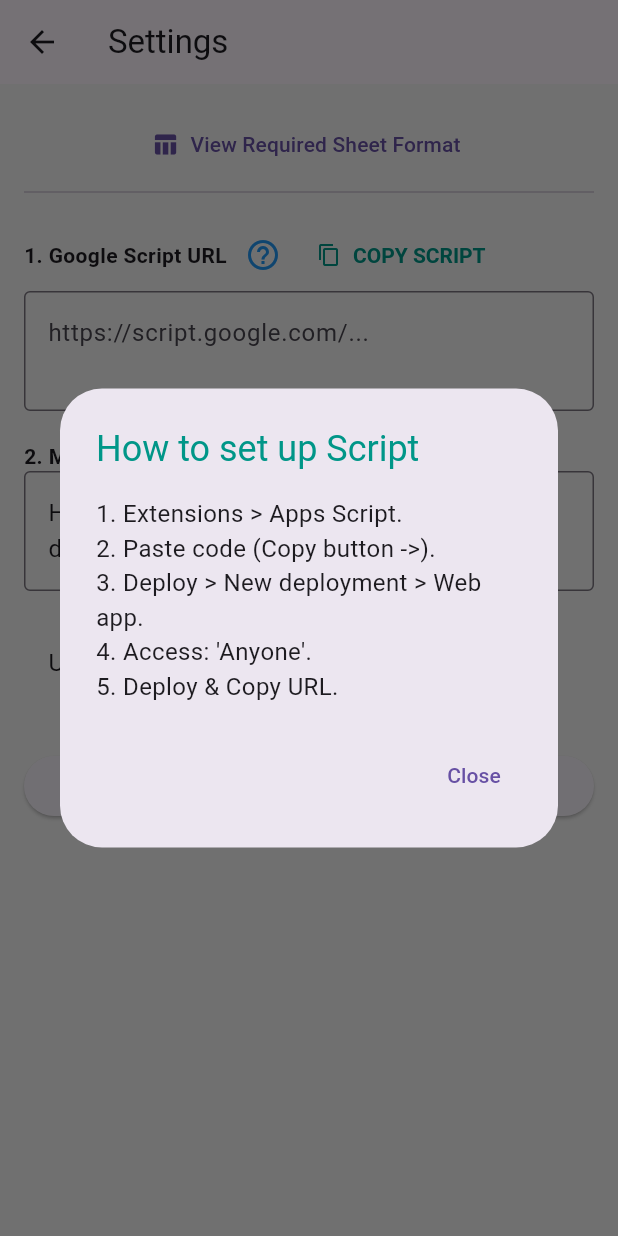
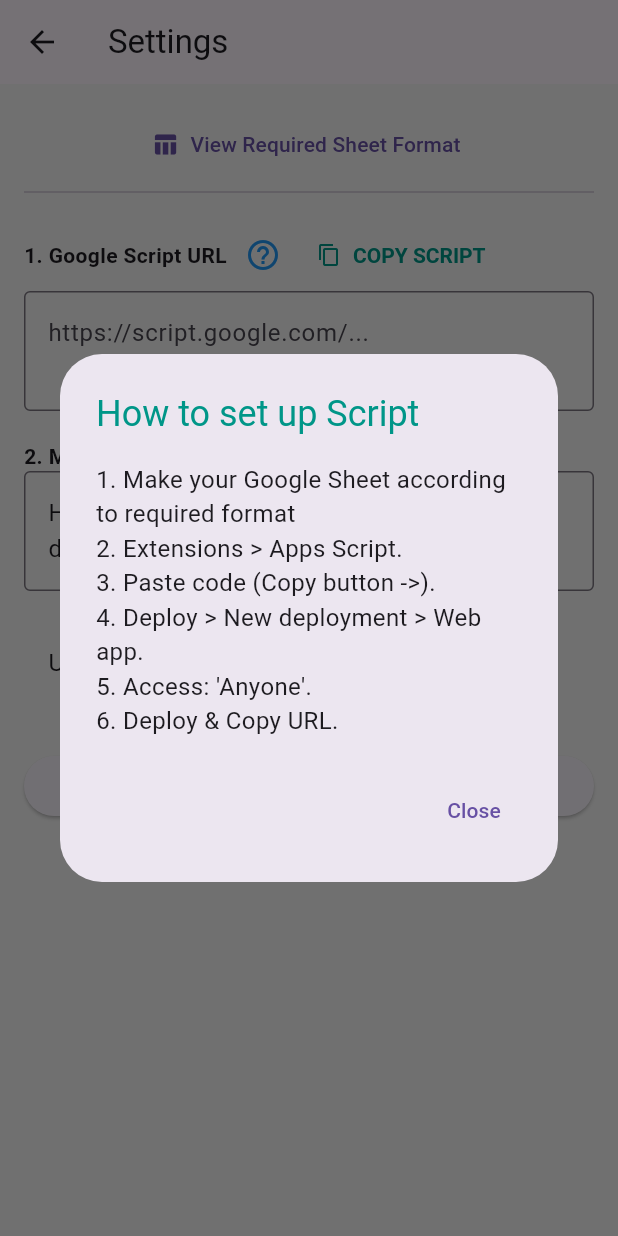
Before and after one commit to hemanth-saravanan/egg_delivery, a Flutter app: the screen it shows after launch, after a tap on the "help outline" icon, on a phone screen of 412 x 824 dp. Run offline on Flutter 3.47's test engine with Material 3 defaults, Android fonts, the phone set to English and light mode, and no system bars; our stand-ins replace geolocator, shared_preferences.

Commit message:
Edited text instructions and copy-paste script

```diff
--- a/lib/main.dart
+++ b/lib/main.dart
@@ -10,37 +10,72 @@
 
 // --- THE NEW GOOGLE APPS SCRIPT CODE (Includes doGet) ---
 const String _googleScriptCode = r'''
+// 1. READ DATA (Fetch rows + Colors)
 function doGet(e) {
+
+  //Edit Sheet1 to be the name of the sheet with your data
   var sheet = SpreadsheetApp.getActiveSpreadsheet().getSheetByName("Sheet1");
   var lastRow = sheet.getLastRow();
-  if (lastRow < 2) return ContentService.createTextOutput(JSON.stringify([])).setMimeType(ContentService.MimeType.JSON);
 
+  // If sheet is empty, return empty list
+  if (lastRow < 2) {
+    return ContentService.createTextOutput(JSON.stringify([]))
+      .setMimeType(ContentService.MimeType.JSON);
+  }
+
+  // Get all data and all background colors in one batch
+  // We assume columns A-F (1-6)
   var range = sheet.getRange(2, 1, lastRow - 1, 6);
   var values = range.getValues();
   var backgrounds = range.getBackgrounds();
+
   var data = [];
 
   for (var i = 0; i < values.length; i++) {
-    var color = backgrounds[i][0].toLowerCase();
+    var color = backgrounds[i][0].toLowerCase(); // Check color of Column A
     var status = "pending";
+
+    // Map specific colors to status
+    // #b6d7a8 is the Light Green we use
+    // #ea9999 is the Light Red we use
     if (color == "#b6d7a8") status = "complete";
     if (color == "#ea9999") status = "texted";
 
     data.push({
-      "name": values[i][0], "address": values[i][1], "phone": values[i][2],
-      "dozens": values[i][3], "notes": values[i][4], "coords": values[i][5],
-      "status": status, "originalRow": i + 2
+      "name": values[i][0],
+      "address": values[i][1],
+      "phone": values[i][2],
+      "dozens": values[i][3],
+      "notes": values[i][4],
+      "coords": values[i][5],
+      "status": status,
+      "originalRow": i + 2 // Row index for updates
     });
   }
-  return ContentService.createTextOutput(JSON.stringify(data)).setMimeType(ContentService.MimeType.JSON);
+
+  return ContentService.createTextOutput(JSON.stringify(data))
+    .setMimeType(ContentService.MimeType.JSON);
 }
 
+// 2. WRITE DATA (Update Colors)
 function doPost(e) {
   var params = JSON.parse(e.postData.contents);
+  var rowIndex = params.row;
+  var action = params.status;
+
   var sheet = SpreadsheetApp.getActiveSpreadsheet().getSheetByName("Sheet1");
-  var range = sheet.getRange(params.row, 1, 1, 6);
-  if (params.status == "texted") range.setBackground("#ea9999");
-  else range.setBackground("#b6d7a8");
+  var range = sheet.getRange(rowIndex, 1, 1, 6);
+
+  if (action == "texted") {
+    range.setBackground("#ea9999"); // Light Red
+    //sheet.getRange(rowIndex, 7).setValue("Not Picked Up");
+  } else {
+    range.setBackground("#b6d7a8"); // Light Green
+    //optionally add text to a column whenever something is marked as delivered
+    //sheet.getRange(rowIndex, 7).setValue("Delivered");
+  }
+
+
   return ContentService.createTextOutput(JSON.stringify({"status": "success"}));
 }
 ''';
@@ -449,9 +484,9 @@
     return Scaffold(
       appBar: AppBar(title: const Text("Settings")),
       body: Padding(padding: const EdgeInsets.all(16.0), child: SingleChildScrollView(child: Column(crossAxisAlignment: CrossAxisAlignment.start, children: [
-          Center(child: TextButton.icon(onPressed: () => _showHelp("Spreadsheet Format", "A: Name\nB: Address\nC: Phone\nD: Dozens\nE: Notes\nF: Coordinates\n\n(Colors update automatically!)"), icon: const Icon(Icons.table_chart), label: const Text("View Required Sheet Format"))),
+          Center(child: TextButton.icon(onPressed: () => _showHelp("Spreadsheet Format", "A: Name\nB: Address\nC: Phone\nD: Dozens\nE: Notes\nF: Coordinates\n"), icon: const Icon(Icons.table_chart), label: const Text("View Required Sheet Format"))),
           const Divider(), const SizedBox(height: 10),
-          Row(children: [const Text("1. Google Script URL", style: TextStyle(fontWeight: FontWeight.bold)), IconButton(icon: const Icon(Icons.help_outline, color: Colors.blue), onPressed: () => _showHelp("How to set up Script", "1. Extensions > Apps Script.\n2. Paste code (Copy button ->).\n3. Deploy > New deployment > Web app.\n4. Access: 'Anyone'.\n5. Deploy & Copy URL.")), TextButton.icon(onPressed: _copyScript, icon: const Icon(Icons.copy, size: 16), label: const Text("COPY SCRIPT"), style: TextButton.styleFrom(foregroundColor: Colors.teal, textStyle: const TextStyle(fontWeight: FontWeight.bold)))]),
+          Row(children: [const Text("1. Google Script URL", style: TextStyle(fontWeight: FontWeight.bold)), IconButton(icon: const Icon(Icons.help_outline, color: Colors.blue), onPressed: () => _showHelp("How to set up Script", "1. Make your Google Sheet according to required format\n2. Extensions > Apps Script.\n3. Paste code (Copy button ->).\n4. Deploy > New deployment > Web app.\n5. Access: 'Anyone'.\n6. Deploy & Copy URL.")), TextButton.icon(onPressed: _copyScript, icon: const Icon(Icons.copy, size: 16), label: const Text("COPY SCRIPT"), style: TextButton.styleFrom(foregroundColor: Colors.teal, textStyle: const TextStyle(fontWeight: FontWeight.bold)))]),
           TextField(controller: _scriptController, decoration: const InputDecoration(border: OutlineInputBorder(), hintText: "https://script.google.com/..."), maxLines: 2),
           const SizedBox(height: 20), const Text("2. Message Template", style: TextStyle(fontWeight: FontWeight.bold)), TextField(controller: _msgController, decoration: const InputDecoration(border: OutlineInputBorder()), maxLines: 2),
           const SizedBox(height: 20), SwitchListTile(title: const Text("Use WhatsApp"), value: _useWhatsApp, onChanged: (val) => setState(() => _useWhatsApp = val)),
```
